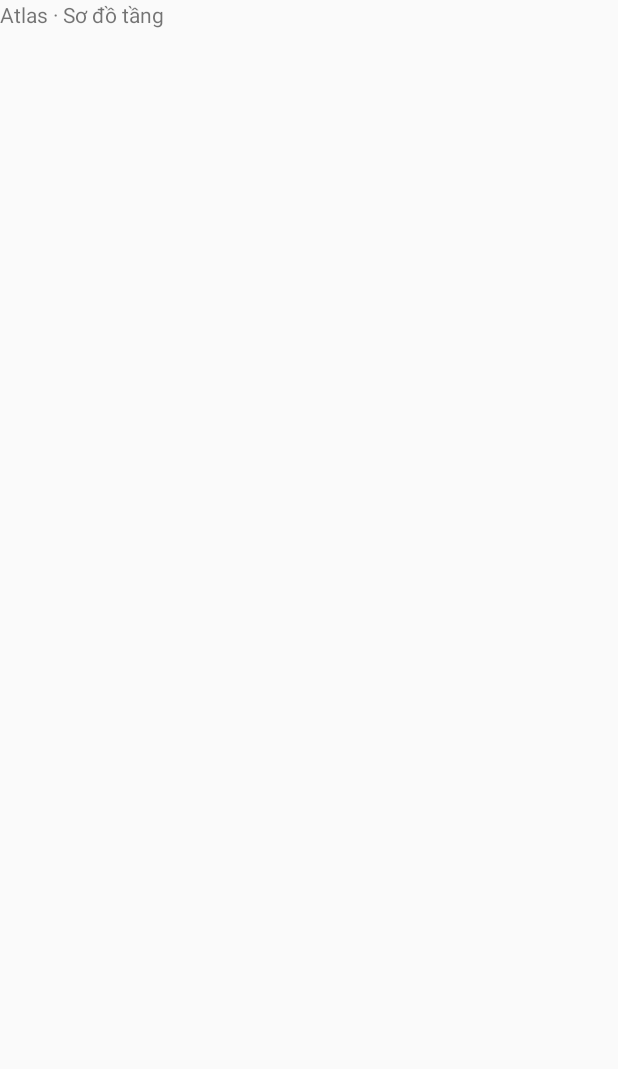
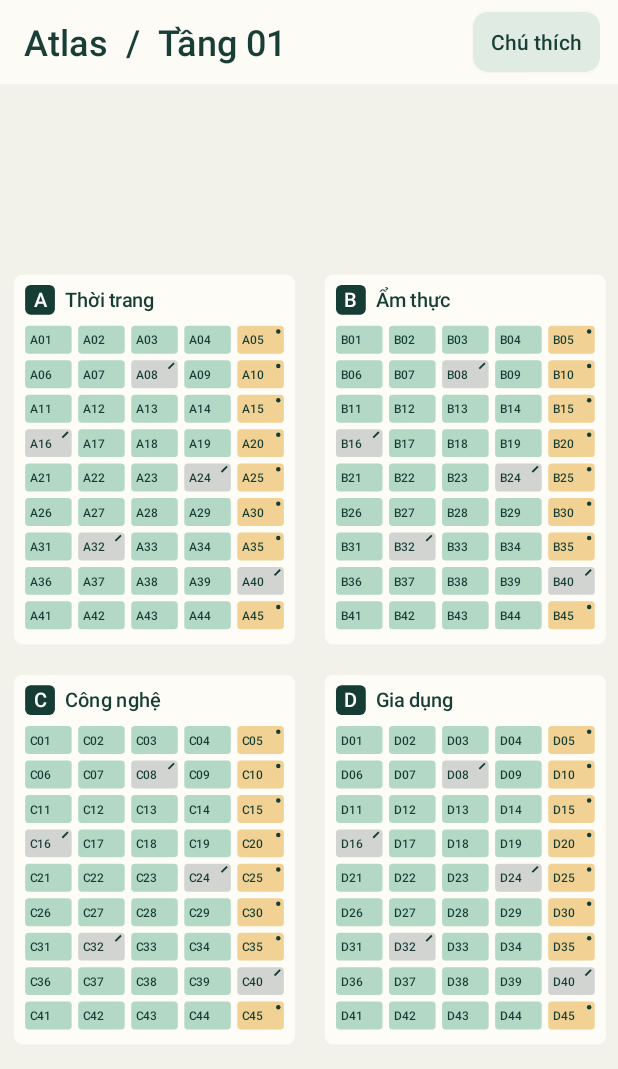
Before and after one commit to t4lf4n/24120503-Interactive-Spatial-Map, an Android app: the screen it shows after launch (MainActivity), on a phone screen of 412 x 824 dp. Before the commit the part shown is almost empty. Shown: the top 1069 px of the screen. Run offline under Robolectric (Android 15) with nearby library versions, the phone set to English and light mode, and no system bars.

Commit message:
feat: vẽ 180 gian hàng và chú thích trên một Canvas

```diff
--- a/app/src/main/java/vn/mall/atlas/MainActivity.java
+++ b/app/src/main/java/vn/mall/atlas/MainActivity.java
@@ -1,14 +1,89 @@
 package vn.mall.atlas;
 
+import android.app.AlertDialog;
+import android.graphics.Color;
+import android.graphics.Typeface;
+import android.graphics.drawable.GradientDrawable;
 import android.os.Bundle;
+import android.view.Gravity;
+import android.view.View;
+import android.view.WindowInsets;
+import android.widget.Button;
+import android.widget.LinearLayout;
 import android.widget.TextView;
 import androidx.activity.ComponentActivity;
 
 public class MainActivity extends ComponentActivity {
+    static final int INK = 0xff183e35, PAPER = 0xfffcfbf6, SOFT = 0xffdfebe3;
+    final Mall mall = new Mall();
+    LinearLayout root;
+    MallMapView map;
+
+    int dp(int n) { return Math.round(n * getResources().getDisplayMetrics().density); }
+
+    TextView text(String value, int size, int color, boolean bold) {
+        TextView t = new TextView(this);
+        t.setText(value);
+        t.setTextSize(size);
+        t.setTextColor(color);
+        if (bold) t.setTypeface(Typeface.create("sans-serif-medium", Typeface.NORMAL));
+        t.setGravity(Gravity.CENTER_VERTICAL);
+        return t;
+    }
+    GradientDrawable background(int color, int radius) {
+        GradientDrawable shape = new GradientDrawable();
+        shape.setColor(color);
+        shape.setCornerRadius(dp(radius));
+        return shape;
+    }
+    Button action(String value, Runnable click) {
+        Button b = new Button(this);
+        b.setText(value);
+        b.setTextColor(INK);
+        b.setTextSize(14);
+        b.setAllCaps(false);
+        b.setMinWidth(0);
+        b.setMinimumWidth(0);
+        b.setPadding(dp(12), 0, dp(12), 0);
+        b.setBackground(background(SOFT, 10));
+        b.setOnClickListener(v -> click.run());
+        return b;
+    }
+    LinearLayout row() {
+        LinearLayout line = new LinearLayout(this);
+        line.setGravity(Gravity.CENTER_VERTICAL);
+        return line;
+    }
+    void grow(LinearLayout row, View child) {
+        row.addView(child, new LinearLayout.LayoutParams(0, -2, 1));
+    }
     @Override public void onCreate(Bundle savedInstanceState) {
         super.onCreate(savedInstanceState);
-        TextView title = new TextView(this);
-        title.setText("Atlas · Sơ đồ tầng");
-        setContentView(title);
+        root = new LinearLayout(this);
+        root.setOrientation(LinearLayout.VERTICAL);
+        root.setBackgroundColor(PAPER);
+        root.setFocusableInTouchMode(true);
+        root.setOnApplyWindowInsetsListener((v, insets) -> {
+            v.setPadding(insets.getSystemWindowInsetLeft(), insets.getSystemWindowInsetTop(),
+                    insets.getSystemWindowInsetRight(), insets.getSystemWindowInsetBottom());
+            return insets.consumeSystemWindowInsets();
+        });
+        getWindow().getDecorView().setSystemUiVisibility(View.SYSTEM_UI_FLAG_LAYOUT_STABLE
+                | View.SYSTEM_UI_FLAG_LAYOUT_FULLSCREEN | View.SYSTEM_UI_FLAG_LAYOUT_HIDE_NAVIGATION
+                | View.SYSTEM_UI_FLAG_LIGHT_STATUS_BAR);
+        getWindow().setStatusBarColor(Color.TRANSPARENT);
+        setContentView(root);
+        LinearLayout head = row();
+        head.setPadding(dp(16), 0, dp(12), 0);
+        grow(head, text("Atlas  /  Tầng 01", 24, INK, true));
+        head.addView(action("Chú thích", this::legend), -2, dp(40));
+        root.addView(head, -1, dp(56));
+        map = new MallMapView(this, mall);
+        root.addView(map, new LinearLayout.LayoutParams(-1, 0, 1));
+    }
+    private void legend() {
+        new AlertDialog.Builder(this).setTitle("Chú thích sơ đồ").setMessage(
+                "Xanh ngọc  ·  Mở cửa\nVàng, dấu chấm  ·  Sắp mở\nXám, nét chéo  ·  Tạm đóng")
+                .setPositiveButton("Đóng", null).show();
     }
 }
--- /dev/null
+++ b/app/src/main/java/vn/mall/atlas/Mall.java
@@ -0,0 +1,46 @@
+package vn.mall.atlas;
+
+import java.util.ArrayList;
+import java.util.Collections;
+import java.util.List;
+import java.util.Locale;
+
+final class Mall {
+    static final int WIDTH = 664, HEIGHT = 856;
+    static final String[] ZONES = {"Thời trang", "Ẩm thực", "Công nghệ", "Gia dụng"};
+    static final String[] STATUS = {"Mở cửa", "Sắp mở", "Tạm đóng"};
+    private static final String[][] NAMES = {
+        {"Lụa", "Sợi", "Nếp", "Mộc Miên", "Chàm"},
+        {"Bếp Nhà", "Lá Thơm", "Hạt Nâu", "Phố Bánh", "Gốm Café"},
+        {"Pixel", "Quang Học", "Tần Số", "Âm Sắc", "Mạch"},
+        {"Nhà Xinh", "Đan Mây", "Góc Bếp", "Đất Nung", "Đèn Mộc"}
+    };
+    static final class Shop {
+        final String id, name;
+        final int zone, status, x, y;
+        static final int W = 50, H = 30;
+        Shop(int zone, int row, int col) {
+            int number = row * 5 + col + 1;
+            this.zone = zone;
+            id = String.format(Locale.ROOT, "%c%02d", 'A' + zone, number);
+            name = NAMES[zone][col] + " " + (row + 1);
+            status = number % 8 == 0 ? 2 : number % 5 == 0 ? 1 : 0;
+            x = zx(zone) + 12 + 57 * col;
+            y = zy(zone) + 55 + 37 * row;
+        }
+        boolean contains(float wx, float wy) {
+            return wx >= x && wx < x + W && wy >= y && wy < y + H;
+        }
+    }
+    static int zx(int zone) { return 15 + (zone % 2) * 334; }
+    static int zy(int zone) { return 14 + (zone / 2) * 430; }
+
+    final List<Shop> shops;
+    Mall() {
+        List<Shop> all = new ArrayList<>(180);
+        for (int zone = 0; zone < 4; zone++)
+            for (int row = 0; row < 9; row++)
+                for (int col = 0; col < 5; col++) all.add(new Shop(zone, row, col));
+        shops = Collections.unmodifiableList(all);
+    }
+}
--- /dev/null
+++ b/app/src/main/java/vn/mall/atlas/MallMapView.java
@@ -0,0 +1,62 @@
+package vn.mall.atlas;
+
+import android.content.Context;
+import android.graphics.Canvas;
+import android.graphics.Paint;
+import android.graphics.Typeface;
+import android.view.View;
+
+final class MallMapView extends View {
+    final Mall mall;
+    private final Paint brush = new Paint(Paint.ANTI_ALIAS_FLAG);
+    private final Typeface bold = Typeface.create("sans-serif-medium", Typeface.NORMAL);
+    private static final int[] FILLS = {0xffb3d9c6, 0xfff2d294, 0xffd2d4d2};
+    private static final int INK = 0xff153d34;
+    MallMapView(Context context, Mall mall) {
+        super(context);
+        this.mall = mall;
+        setContentDescription("Sơ đồ tương tác, bốn khu gian hàng");
+        setBackgroundColor(0xfff3f2ea);
+    }
+    private void fill(int color) {
+        brush.setStyle(Paint.Style.FILL);
+        brush.setColor(color);
+    }
+    private void label(Canvas c, String text, float x, float y, float size, int color) {
+        fill(color);
+        brush.setTypeface(bold);
+        brush.setTextSize(size);
+        c.drawText(text, x, y, brush);
+    }
+    @Override protected void onDraw(Canvas c) {
+        super.onDraw(c);
+        float scale = Math.min(getWidth() / (float) Mall.WIDTH, getHeight() / (float) Mall.HEIGHT);
+        c.save();
+        c.translate((getWidth() - Mall.WIDTH * scale) / 2, (getHeight() - Mall.HEIGHT * scale) / 2);
+        c.scale(scale, scale);
+        for (int z = 0; z < 4; z++) {
+            int x = Mall.zx(z), y = Mall.zy(z);
+            fill(0xfffdfcf6);
+            c.drawRoundRect(x, y, x + 302, y + 397, 9, 9, brush);
+            fill(INK);
+            c.drawRoundRect(x + 12, y + 11, x + 44, y + 43, 6, 6, brush);
+            label(c, ZONE_CODES[z], x + 21, y + 35, 22, 0xffffffff);
+            label(c, Mall.ZONES[z], x + 55, y + 35, 21, INK);
+        }
+        for (Mall.Shop shop : mall.shops) drawShop(c, shop);
+        c.restore();
+    }
+    private static final String[] ZONE_CODES = {"A", "B", "C", "D"};
+    private void drawShop(Canvas c, Mall.Shop shop) {
+        int x = shop.x, y = shop.y;
+        fill(FILLS[shop.status]);
+        c.drawRoundRect(x, y, x + Mall.Shop.W, y + Mall.Shop.H, 4, 4, brush);
+        label(c, shop.id, x + 5, y + 20, 13, INK);
+        fill(INK);
+        if (shop.status == 1) c.drawCircle(x + 44, y + 6, 2.4f, brush);
+        if (shop.status == 2) {
+            brush.setStrokeWidth(2);
+            c.drawLine(x + 40, y + 9, x + 46, y + 3, brush);
+        }
+    }
+}
```
